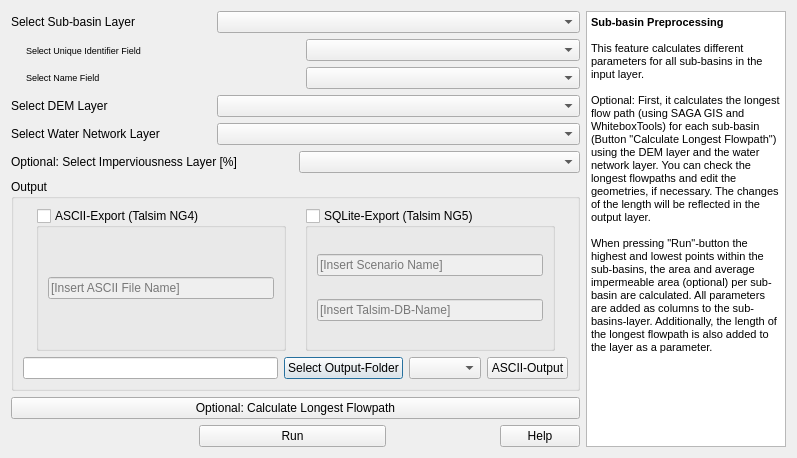
Qt form QTalsim/qtalsim_subbasin.ui (sydroconsult/QTalsim) before a commit.
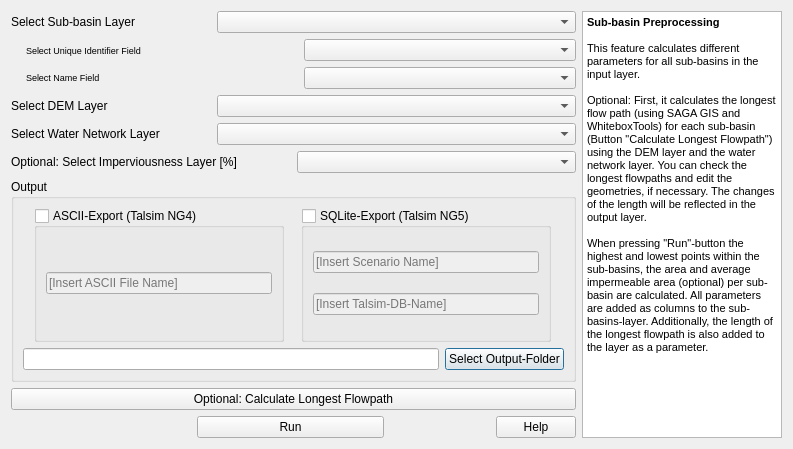
The same form after that commit. Custom widgets are drawn as their Qt base class.

Commit message: Prepare for release 1.6.3 - Sub-basin-preprocessing   - Bug fix longest flow path #22 - Delete deprecated buttons - Update docs - Minor bug fixes

Diff of the .ui file:
```diff
--- a/QTalsim/qtalsim_subbasin.ui
+++ b/QTalsim/qtalsim_subbasin.ui
@@ -6,8 +6,8 @@
    <rect>
     <x>0</x>
     <y>0</y>
-    <width>797</width>
-    <height>458</height>
+    <width>793</width>
+    <height>449</height>
    </rect>
   </property>
   <property name="windowTitle">
@@ -351,16 +351,6 @@
             </property>
            </widget>
           </item>
-          <item>
-           <widget class="QComboBox" name="comboboxOutputFormat"/>
-          </item>
-          <item>
-           <widget class="QPushButton" name="onAsciiOutput">
-            <property name="text">
-             <string>ASCII-Output</string>
-            </property>
-           </widget>
-          </item>
          </layout>
         </item>
        </layout>
```
The commit also changes 13 other files.
